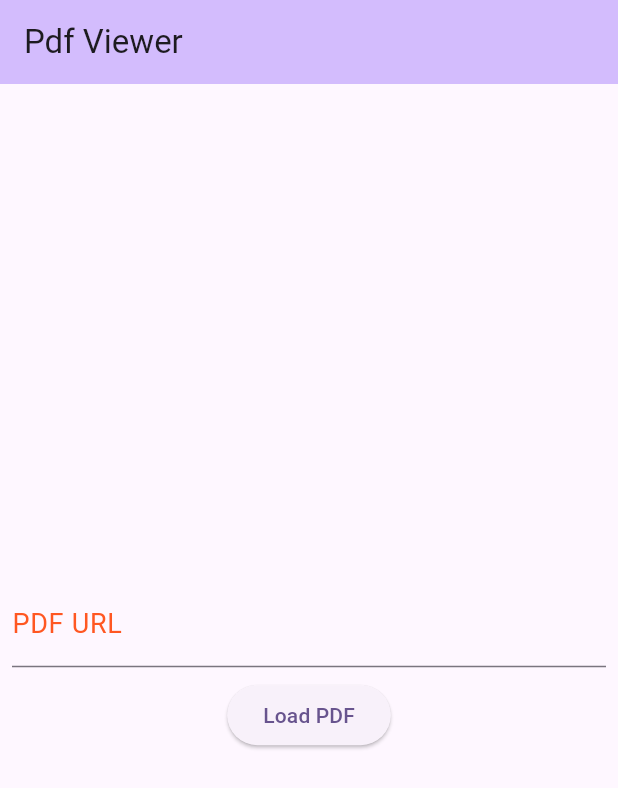
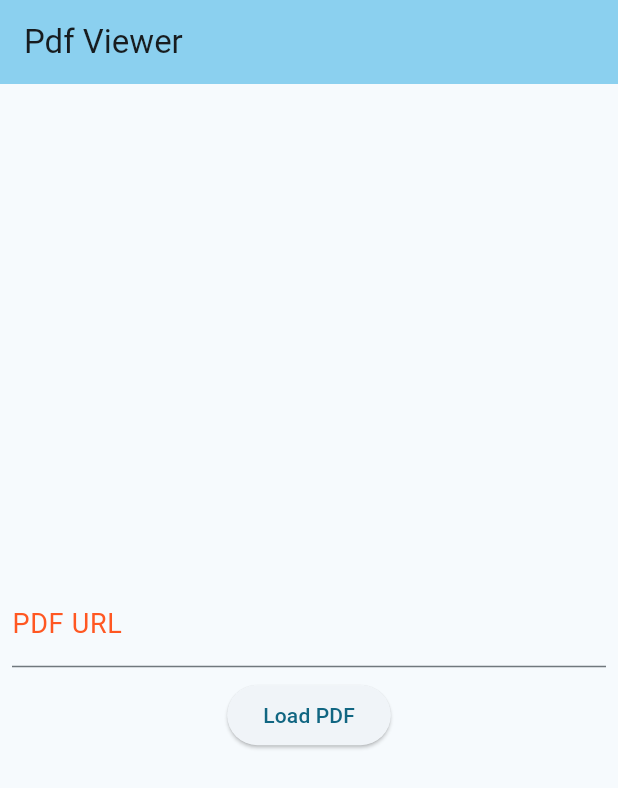
Before and after one commit to parjanyaacoder/PDF-Viewer, a Flutter app: the screen it shows after launch, on a phone screen of 412 x 824 dp. Shown: the top 788 px of the screen. Run offline on Flutter 3.47's test engine with Material 3 defaults, Android fonts, the phone set to English and light mode, and no system bars; missing offline and left inert: flutter_cached_pdfview.

```diff
--- a/lib/main.dart
+++ b/lib/main.dart
@@ -29,7 +29,7 @@ class MyApp extends StatelessWidget {
         //
         // This works for code too, not just values: Most code changes can be
         // tested with just a hot reload.
-        colorScheme: ColorScheme.fromSeed(seedColor: Colors.deepPurple),
+        colorScheme: ColorScheme.fromSeed(seedColor: Colors.blueGrey),
         useMaterial3: true,
       ),
       home: const MyHomePage(title: 'Flutter Demo Home Page'),
--- a/lib/pdf_viewer_screen.dart
+++ b/lib/pdf_viewer_screen.dart
@@ -12,11 +12,11 @@ class PdfViewerScreen extends StatelessWidget {
 
     return Scaffold(
         appBar: AppBar(
-        backgroundColor: Theme.of(context).colorScheme.inversePrimary,
+        backgroundColor: Theme.of(context).colorScheme.inverseSurface,
         title: const Text('Pdf Viewer'),
       ),
       body: const PDF(swipeHorizontal: false, fitEachPage: true,
-      fitPolicy: FitPolicy.BOTH,enableSwipe: true,
+      fitPolicy: FitPolicy.BOTH,enableSwipe: true, nightMode: true, autoSpacing: true
       ).cachedFromUrl(url,
       errorWidget: (error) => const Center(
         child:  Text('Unable to load pdf. Sorry for the inconvenience caused. Please do check the url once and retry.'),
--- a/pubspec.yaml
+++ b/pubspec.yaml
@@ -57,6 +57,8 @@ flutter:
   # The following line ensures that the Material Icons font is
   # included with your application, so that you can use the icons in
   # the material Icons class.
+  assets:
+    - shorebird.yaml
   uses-material-design: true
 
   # To add assets to your application, add an assets section, like this:
```
Also changed, not shown: shorebird.yaml (added, +14 -0 lines), pubspec.lock, 7 other files.
